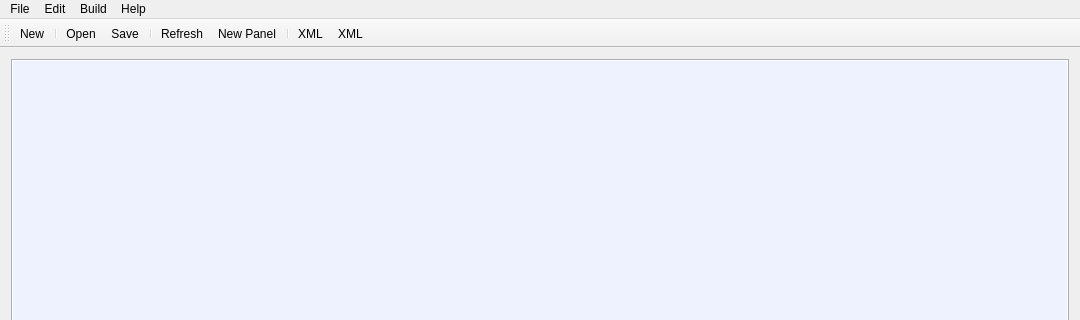
JorgeBarcena3/Dynamic-link-library-template, file TaskManagerEditor/project/vs-2019/TaskManagerEditor/TaskManagerEditor.ui: the form before one commit; both pictures show x 0 to 1080 and y 0 to 320 of the 1080 by 720 pixel window.
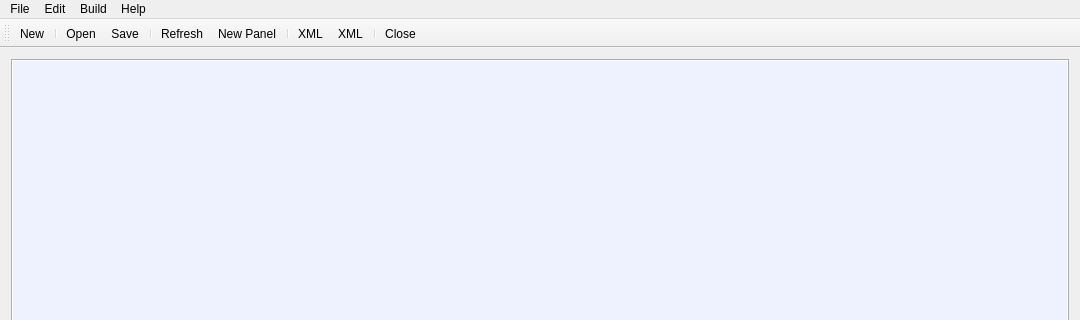
The form after the commit. Icons and pictures are not drawn. Custom widgets are drawn as their Qt base class.

```diff
--- a/TaskManagerEditor/project/vs-2019/TaskManagerEditor/TaskManagerEditor.ui
+++ b/TaskManagerEditor/project/vs-2019/TaskManagerEditor/TaskManagerEditor.ui
@@ -17,6 +17,12 @@
     <verstretch>0</verstretch>
    </sizepolicy>
   </property>
+  <property name="maximumSize">
+   <size>
+    <width>16777215</width>
+    <height>720</height>
+   </size>
+  </property>
   <property name="windowTitle">
    <string>TaskManagerEditor</string>
   </property>
@@ -149,6 +155,8 @@
    <addaction name="separator"/>
    <addaction name="actionXML_Export"/>
    <addaction name="actionXML_Import"/>
+   <addaction name="separator"/>
+   <addaction name="actionClose"/>
   </widget>
   <action name="actionGithub">
    <property name="text">
```
Left out of the diff: 25 changed lines with no effect on the pictures.
